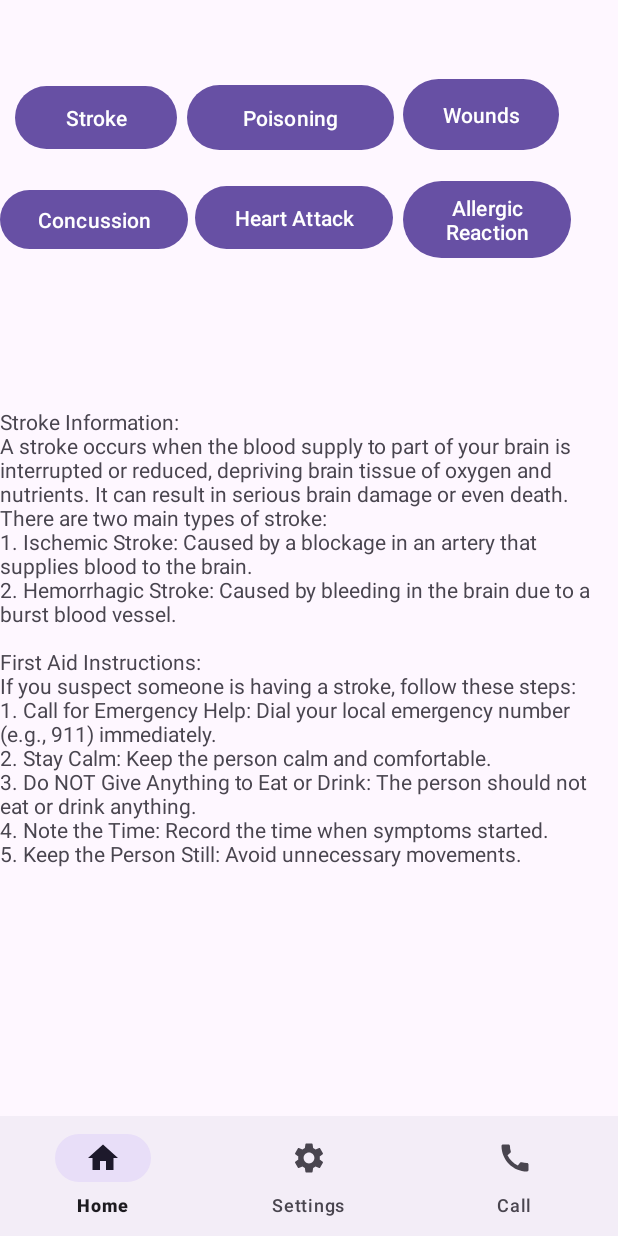
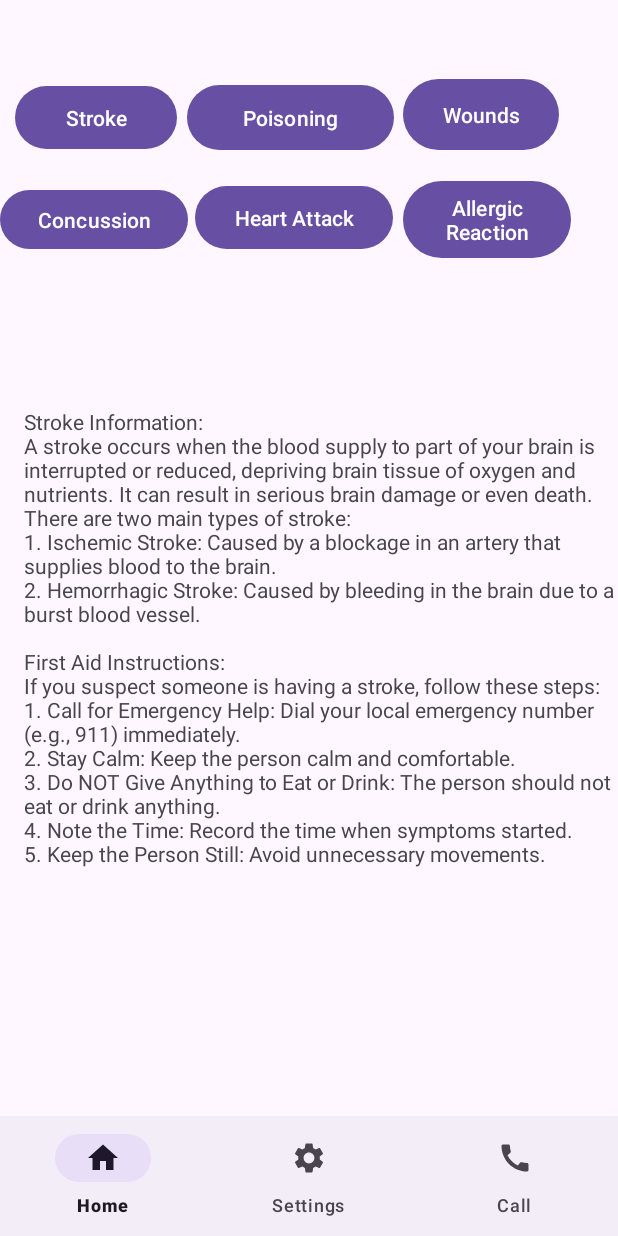
Before and after one commit to JubaX6/ResQTechAid_Ignition_Hacks_2023, an Android app: the fragment LearnMoreFragment placed in its activity, after a tap on "Stroke", on a phone screen of 412 x 824 dp. Run offline under Robolectric (Android 15) with nearby library versions, the phone set to English and light mode, and no system bars.

Commit message:
Fixed Margin for Text in Learn More layout

```diff
--- a/app/src/main/AndroidManifest.xml
+++ b/app/src/main/AndroidManifest.xml
@@ -11,6 +11,7 @@
     <uses-permission android:name="android.permission.ACCESS_COARSE_LOCATION"/>
     <uses-permission android:name="android.permission.VIBRATE" />
     <uses-permission android:name="android.permission.WAKE_LOCK" />
+    <uses-permission android:name="android.permission.WRITE_SETTINGS"/>
 
 
 
--- a/app/src/main/res/layout/fragment_learnmore.xml
+++ b/app/src/main/res/layout/fragment_learnmore.xml
@@ -135,6 +135,7 @@
         android:id="@+id/LearnMoreStroke"
         android:layout_width="0dp"
         android:layout_height="wrap_content"
+        android:layout_marginStart="16dp"
         android:text="Stroke Information:\nA stroke occurs when the blood supply to part of your brain is interrupted or reduced, depriving brain tissue of oxygen and nutrients. It can result in serious brain damage or even death. There are two main types of stroke:\n1. Ischemic Stroke: Caused by a blockage in an artery that supplies blood to the brain.\n2. Hemorrhagic Stroke: Caused by bleeding in the brain due to a burst blood vessel.\n\nFirst Aid Instructions:\nIf you suspect someone is having a stroke, follow these steps:\n1. Call for Emergency Help: Dial your local emergency number (e.g., 911) immediately.\n2. Stay Calm: Keep the person calm and comfortable.\n3. Do NOT Give Anything to Eat or Drink: The person should not eat or drink anything.\n4. Note the Time: Record the time when symptoms started.\n5. Keep the Person Still: Avoid unnecessary movements."
         android:textSize="14sp"
         android:visibility="gone"
@@ -148,6 +149,7 @@
         android:id="@+id/LearnMoreFoodPoisoning"
         android:layout_width="0dp"
         android:layout_height="426dp"
+        android:layout_marginStart="16dp"
         android:text="Food Poisoning Information:\nFood poisoning, also known as foodborne illness, is caused by consuming contaminated food. It can result from bacteria, viruses, or parasites that contaminate food, or from chemicals or toxins in the food. Common symptoms include nausea, vomiting, diarrhea, and stomach cramps. Most food poisoning cases resolve on their own, but some can be more serious.\n\nFirst Aid Instructions:\nIf you suspect someone has food poisoning, follow these steps:\n1. Stay Hydrated: Encourage the person to sip water or other clear fluids to prevent dehydration.\n2. Rest: The person should rest and avoid strenuous activity.\n3. Avoid Certain Foods: Keep away from dairy, caffeine, and highly seasoned or fatty foods until symptoms subside.\n4. Seek Medical Help: If symptoms are severe, persist for more than 3 days, or if the person is at high risk (like children or elderly), seek medical attention.\n5. Prevent Spread: Ensure proper hand hygiene to prevent the spread to others."
         android:textSize="14sp"
         android:visibility="gone"
@@ -161,6 +163,7 @@
         android:id="@+id/LearnMoreWound"
         android:layout_width="0dp"
         android:layout_height="wrap_content"
+        android:layout_marginStart="16dp"
         android:text="Wound Information:\nA wound is a type of injury in which skin is torn, cut, or punctured. Wounds can be superficial or deep, and can be caused by various means such as a sharp object, fall, or burn. Wounds can be classified as open (broken skin) or closed (skin not broken, like bruises).\n\nFirst Aid Instructions:\n1. Clean the Wound: Gently wash it with soap and water.\n2. Stop the Bleeding: Apply gentle pressure with a clean cloth or bandage.\n3. Apply an Antibiotic: If available, this can prevent or treat an infection.\n4. Cover the Wound: Use a bandage or gauze to protect it from dirt and bacteria.\n5. Seek Medical Help: If the wound is deep, won't stop bleeding, or shows signs of infection."
         android:textSize="14sp"
         android:visibility="gone"
@@ -173,6 +176,7 @@
         android:id="@+id/LearnMoreConcussion"
         android:layout_width="0dp"
         android:layout_height="wrap_content"
+        android:layout_marginStart="16dp"
         android:text="Concussion Information:\nA concussion is a type of traumatic brain injury caused by a bump, blow, or jolt to the head or a hit to the body that causes the head and brain to move rapidly back and forth. It can lead to temporary loss of brain function.\n\nFirst Aid Instructions:\n1. Ensure Safety: Remove the person from any further potential harm.\n2. Monitor Consciousness: If the person is unconscious, seek medical attention immediately.\n3. Avoid Sudden Movements: Don't move the person unless necessary.\n4. Look for Symptoms: Such as confusion, difficulty speaking, dizziness, or nausea.\n5. Seek Medical Help: Even if symptoms are mild, it's crucial to have a healthcare professional evaluate."
         android:textSize="14sp"
         android:visibility="gone"
@@ -185,6 +189,7 @@
         android:id="@+id/LearnMoreHeartAttack"
         android:layout_width="0dp"
         android:layout_height="wrap_content"
+        android:layout_marginStart="16dp"
         android:text="Heart Attack Information:\nA heart attack happens when blood flow to a part of the heart muscle becomes blocked. Without oxygen-rich blood, the heart muscle begins to die.\n\nFirst Aid Instructions:\n1. Call for Emergency Help: Dial your local emergency number immediately.\n2. Keep the Person Calm: Make them sit down and try to keep them relaxed.\n3. Offer Aspirin: Only if the person is not allergic and it's recommended by a professional.\n4. Begin CPR: If the person becomes unconscious and shows no signs of circulation.\n5. Stay with the Person: Until medical help arrives."
         android:textSize="14sp"
         android:visibility="gone"
@@ -197,6 +202,7 @@
         android:id="@+id/LearnMoreAllergicReaction"
         android:layout_width="0dp"
         android:layout_height="wrap_content"
+        android:layout_marginStart="16dp"
         android:text="Allergic Reaction Information:\nAn allergic reaction occurs when the immune system reacts to a foreign substance such as pollen, bee venom, or a particular food. Symptoms can range from mild itching or swelling to severe anaphylactic reactions.\n\nFirst Aid Instructions:\n1. Ask About Allergy Medication: Some people carry epinephrine for emergencies.\n2. Call for Emergency Help: If the reaction is severe or the person has trouble breathing.\n3. Lay the Person Down: Elevate their legs unless it makes breathing more difficult.\n4. Administer Epinephrine: Only if the person is unable and has a prescription.\n5. Stay with the Person: Monitor symptoms and ensure they don't worsen."
         android:textSize="14sp"
         android:visibility="gone"
--- a/app/src/main/res/layout/fragment_settings.xml
+++ b/app/src/main/res/layout/fragment_settings.xml
@@ -206,7 +206,7 @@
         app:layout_constraintTop_toBottomOf="@+id/floatingActionButton" />
 
     <com.google.android.material.floatingactionbutton.FloatingActionButton
-        android:id="@+id/floatingActionButton4"
+        android:id="@+id/floatingActionButtonLanguages"
         android:layout_width="wrap_content"
         android:layout_height="wrap_content"
         android:clickable="true"
@@ -331,7 +331,7 @@
         app:layout_constraintVertical_bias="0.066" />
 
     <SeekBar
-        android:id="@+id/seekBar"
+        android:id="@+id/seekBarBrightness"
         android:layout_width="82dp"
         android:layout_height="46dp"
         app:layout_constraintBottom_toBottomOf="parent"
```
Also changed, not shown: app/src/main/java/com/example/resqtechaid_ignition_hacks_2023/SettingsFragment.java (+17 -0 lines).
